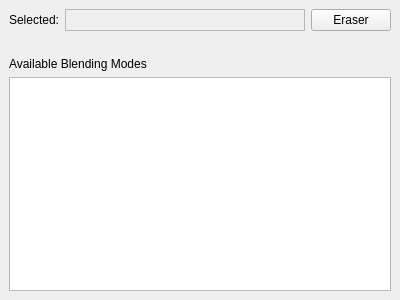
Qt form plugins/paintops/libpaintop/forms/wdgCompositeOpOption.ui (KDE/krita) before a commit.
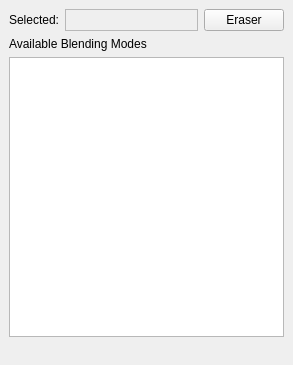
The same form after that commit. Custom widgets are drawn as their Qt base class.

What changed in the file:
```diff
--- a/plugins/paintops/libpaintop/forms/wdgCompositeOpOption.ui
+++ b/plugins/paintops/libpaintop/forms/wdgCompositeOpOption.ui
@@ -6,8 +6,8 @@
    <rect>
     <x>0</x>
     <y>0</y>
-    <width>400</width>
-    <height>300</height>
+    <width>293</width>
+    <height>365</height>
    </rect>
   </property>
   <layout class="QVBoxLayout" name="verticalLayout">
@@ -87,32 +87,51 @@
      </item>
     </layout>
    </item>
+   <item>
+    <widget class="QLabel" name="label">
+     <property name="sizePolicy">
+      <sizepolicy hsizetype="Preferred" vsizetype="Fixed">
+       <horstretch>0</horstretch>
+       <verstretch>0</verstretch>
+      </sizepolicy>
+     </property>
+     <property name="text">
+      <string>Available Blending Modes</string>
+     </property>
+    </widget>
+   </item>
+   <item>
+    <widget class="KisCompositeOpListWidget" name="list">
+     <property name="minimumSize">
+      <size>
+       <width>0</width>
+       <height>280</height>
+      </size>
+     </property>
+     <property name="maximumSize">
+      <size>
+       <width>16777215</width>
+       <height>280</height>
+      </size>
+     </property>
+    </widget>
+   </item>
    <item>
     <spacer name="verticalSpacer">
      <property name="orientation">
       <enum>Qt::Vertical</enum>
      </property>
      <property name="sizeType">
-      <enum>QSizePolicy::Fixed</enum>
+      <enum>QSizePolicy::Expanding</enum>
      </property>
      <property name="sizeHint" stdset="0">
       <size>
-       <width>20</width>
-       <height>20</height>
+       <width>5</width>
+       <height>5</height>
       </size>
      </property>
     </spacer>
    </item>
-   <item>
-    <widget class="QLabel" name="label">
-     <property name="text">
-      <string>Available Blending Modes</string>
-     </property>
-    </widget>
-   </item>
-   <item>
-    <widget class="KisCompositeOpListWidget" name="list"/>
-   </item>
   </layout>
  </widget>
  <customwidgets>
```
